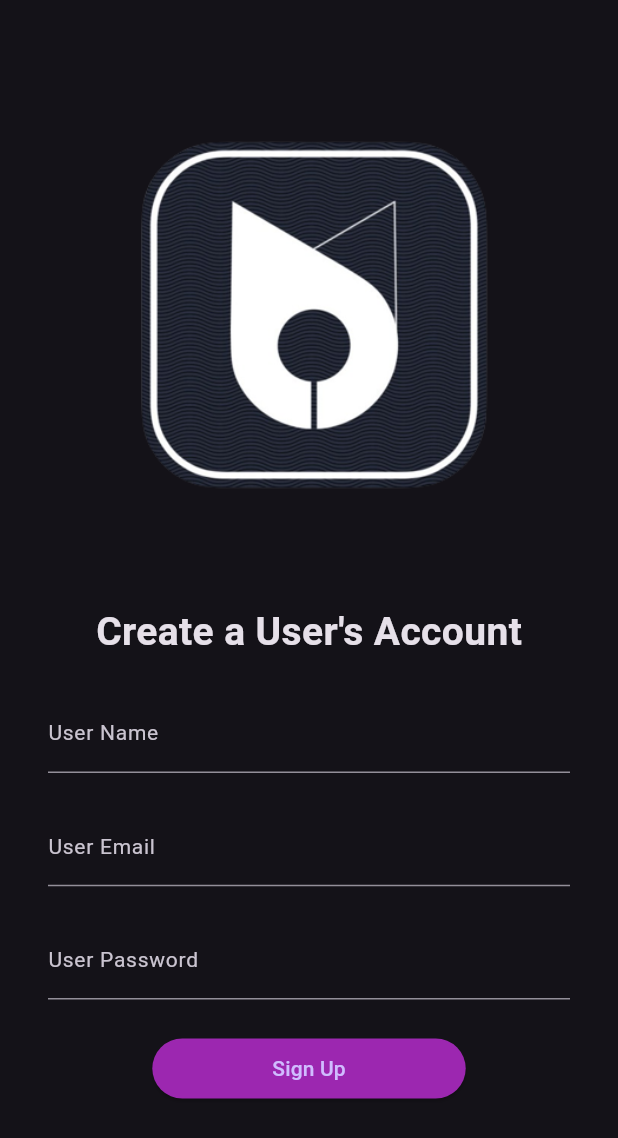
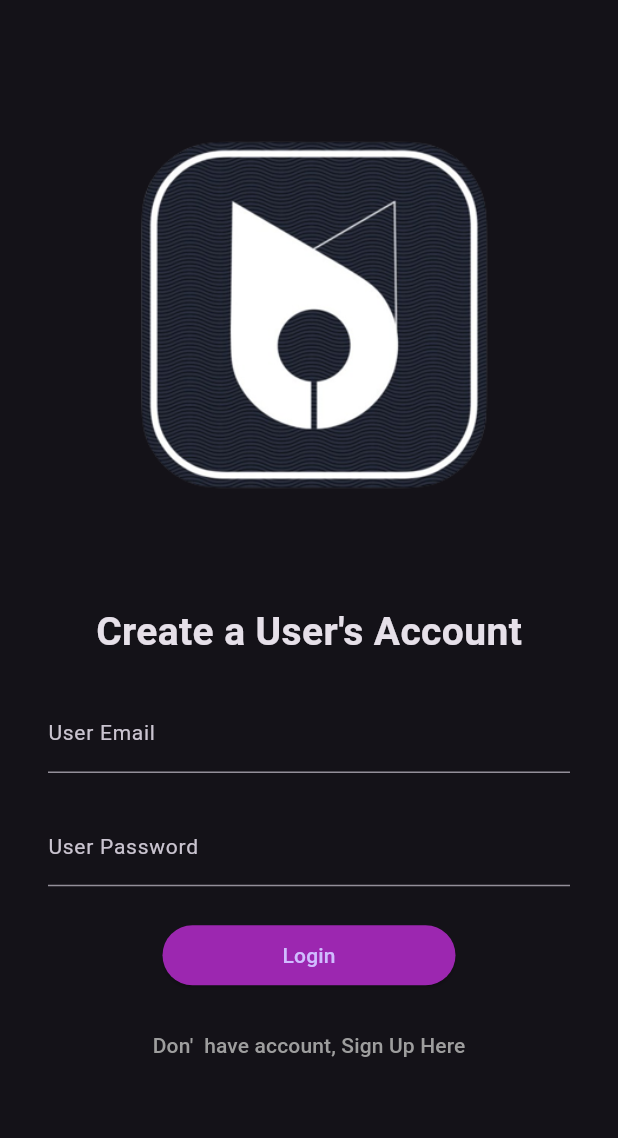
Before and after one commit to Prathme07/Carpol, a Flutter app: the screen it shows after launch, on a phone screen of 412 x 824 dp. Shown: the top 1138 px of the screen. Run offline on Flutter 3.47's test engine with Material 3 defaults, Android fonts, the phone set to English and light mode, and no system bars.

Commit message:
updated code

```diff
--- a/user/lib/authentication/login_scren.dart
+++ b/user/lib/authentication/login_scren.dart
@@ -1,4 +1,5 @@
 import 'package:flutter/material.dart';
+import 'package:user/authentication/signup_screen.dart';
 
 class LoginScreen extends StatefulWidget {
   const LoginScreen({super.key});
@@ -8,8 +9,87 @@ class LoginScreen extends StatefulWidget {
 }
 
 class _LoginScreenState extends State<LoginScreen> {
+  TextEditingController emailtextEditingController = TextEditingController();
+  TextEditingController passwordtextEditingController = TextEditingController();
   @override
   Widget build(BuildContext context) {
-    return const Placeholder();
+    return Scaffold(
+      body: SingleChildScrollView(
+        child: Padding(
+          padding: const EdgeInsets.all(10),
+          child: Column(
+            children: [
+              Image.asset("assets/images/logo.png"),
+              const Text(
+                "Create a User\'s Account",
+                style: TextStyle(fontSize: 26, fontWeight: FontWeight.bold),
+              ),
+              Padding(
+                padding: const EdgeInsets.all(22),
+                child: Column(
+                  children: [
+                    TextField(
+                      controller: emailtextEditingController,
+                      keyboardType: TextInputType.emailAddress,
+                      decoration: const InputDecoration(
+                        labelText: "User Email",
+                        labelStyle: TextStyle(
+                          fontSize: 14,
+                        ),
+                      ),
+                      style: const TextStyle(
+                        color: Colors.grey,
+                        fontSize: 15,
+                      ),
+                    ),
+                    const SizedBox(
+                      height: 22,
+                    ),
+
+                    TextField(
+                      controller: passwordtextEditingController,
+                      obscureText: true,
+                      decoration: const InputDecoration(
+                        labelText: "User Password",
+                        labelStyle: TextStyle(fontSize: 14),
+                      ),
+                      style: const TextStyle(
+                        color: Colors.grey,
+                        fontSize: 15,
+                      ),
+                    ),
+
+                    const SizedBox(height: 22),
+                    ElevatedButton(
+                      onPressed: () {
+                        // Implement your logic here
+                      },
+                      style: ElevatedButton.styleFrom(
+                        backgroundColor:
+                            Colors.purple, // Fixed deprecated property
+                        padding: const EdgeInsets.symmetric(
+                            horizontal: 80, vertical: 10),
+                      ),
+                      child: const Text("Login"),
+                    ),
+                    const SizedBox(height: 12), // Added SizedBox for spacing
+                    TextButton(
+                      onPressed: () {
+                        Navigator.push(context,
+                            MaterialPageRoute(builder: (c) => SignUpScreen()));
+                      },
+                      child: const Text(
+                        "Don'\t have account, Sign Up Here",
+                        style: TextStyle(color: Colors.grey),
+                      ),
+                    )
+                  ],
+                ),
+              )
+            ],
+          ),
+        ),
+      ),
+    );
   }
 }
--- a/user/lib/main.dart
+++ b/user/lib/main.dart
@@ -1,4 +1,5 @@
 import 'package:flutter/material.dart';
+import 'package:user/authentication/login_scren.dart';
 import 'package:user/authentication/signup_screen.dart';
 
 void main() {
@@ -14,7 +15,7 @@ class MyApp extends StatelessWidget {
     return MaterialApp(
       title: 'Flutter Demo',
       theme: ThemeData.dark().copyWith(),
-      home: const SignUpScreen(),
+      home: const LoginScreen(),
     );
   }
 }
```
Also changed, not shown: user/lib/authentication/signup_screen.dart (+62 -27 lines).
